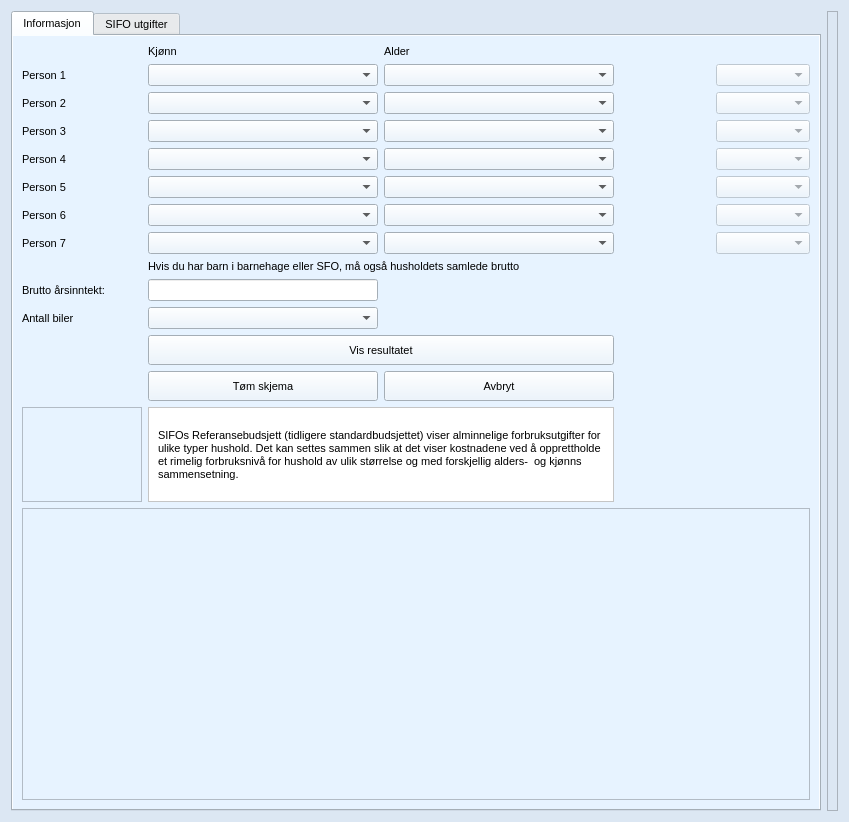
Old version of the form source/ui/views/forms/sifo_form.ui in the repository seemir/stressa.
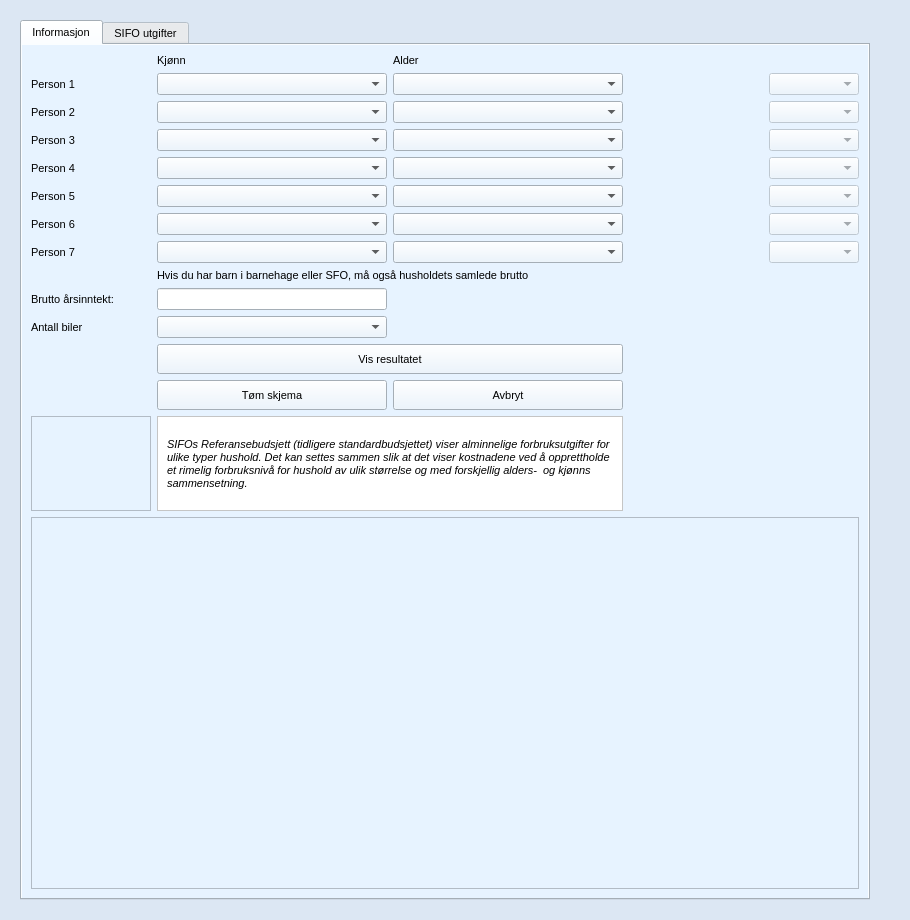
New version of the form. Icons and pictures are not drawn.

What changed in the file:
```diff
--- a/source/ui/views/forms/sifo_form.ui
+++ b/source/ui/views/forms/sifo_form.ui
@@ -6,8 +6,8 @@
    <rect>
     <x>0</x>
     <y>0</y>
-    <width>849</width>
-    <height>822</height>
+    <width>910</width>
+    <height>920</height>
    </rect>
   </property>
   <property name="sizePolicy">
@@ -18,8 +18,8 @@
   </property>
   <property name="minimumSize">
    <size>
-    <width>0</width>
-    <height>0</height>
+    <width>910</width>
+    <height>920</height>
    </size>
   </property>
   <property name="maximumSize">
@@ -457,6 +457,30 @@
   </property>
   <layout class="QGridLayout" name="gridLayout">
    <item row="0" column="0">
+    <widget class="QScrollArea" name="scroll_area_sifo">
+     <property name="sizePolicy">
+      <sizepolicy hsizetype="Preferred" vsizetype="Preferred">
+       <horstretch>0</horstretch>
+       <verstretch>0</verstretch>
+      </sizepolicy>
+     </property>
+     <property name="frameShape">
+      <enum>QFrame::NoFrame</enum>
+     </property>
+     <property name="widgetResizable">
+      <bool>true</bool>
+     </property>
+     <widget class="QWidget" name="scroll_area_widget_contents_sifo">
+      <property name="geometry">
+       <rect>
+        <x>0</x>
+        <y>0</y>
+        <width>898</width>
+        <height>908</height>
+       </rect>
+      </property>
+      <layout class="QGridLayout" name="gridLayout_6">
+       <item row="0" column="0" alignment="Qt::AlignLeft">
     <widget class="QTabWidget" name="tab_widget_sifo">
      <property name="sizePolicy">
       <sizepolicy hsizetype="Fixed" vsizetype="Preferred">
@@ -466,8 +490,8 @@
      </property>
      <property name="minimumSize">
       <size>
-       <width>810</width>
-       <height>800</height>
+           <width>850</width>
+           <height>0</height>
       </size>
      </property>
      <property name="maximumSize">
@@ -1441,7 +1465,7 @@
              <font>
               <family>Segoe UI</family>
               <pointsize>8</pointsize>
-              <italic>false</italic>
+                  <italic>true</italic>
              </font>
             </property>
             <property name="text">
@@ -2367,7 +2391,7 @@
           <bool>false</bool>
          </property>
          <property name="sizePolicy">
-          <sizepolicy hsizetype="Expanding" vsizetype="Fixed">
+              <sizepolicy hsizetype="Fixed" vsizetype="Fixed">
            <horstretch>0</horstretch>
            <verstretch>0</verstretch>
           </sizepolicy>
@@ -2446,11 +2470,20 @@
           <bool>false</bool>
          </property>
          <property name="sizePolicy">
-          <sizepolicy hsizetype="Expanding" vsizetype="Fixed">
+              <sizepolicy hsizetype="Fixed" vsizetype="Fixed">
            <horstretch>0</horstretch>
            <verstretch>0</verstretch>
           </sizepolicy>
          </property>
+             <property name="minimumSize">
+              <size>
+               <width>90</width>
+               <height>0</height>
+              </size>
+             </property>
+             <property name="focusPolicy">
+              <enum>Qt::StrongFocus</enum>
+             </property>
         </widget>
        </item>
        <item row="3" column="4">
@@ -2459,11 +2492,20 @@
           <bool>false</bool>
          </property>
          <property name="sizePolicy">
-          <sizepolicy hsizetype="Expanding" vsizetype="Fixed">
+              <sizepolicy hsizetype="Fixed" vsizetype="Fixed">
            <horstretch>0</horstretch>
            <verstretch>0</verstretch>
           </sizepolicy>
          </property>
+             <property name="minimumSize">
+              <size>
+               <width>90</width>
+               <height>0</height>
+              </size>
+             </property>
+             <property name="focusPolicy">
+              <enum>Qt::StrongFocus</enum>
+             </property>
         </widget>
        </item>
        <item row="4" column="4">
@@ -2472,11 +2514,20 @@
           <bool>false</bool>
          </property>
          <property name="sizePolicy">
-          <sizepolicy hsizetype="Expanding" vsizetype="Fixed">
+              <sizepolicy hsizetype="Fixed" vsizetype="Fixed">
            <horstretch>0</horstretch>
            <verstretch>0</verstretch>
           </sizepolicy>
          </property>
+             <property name="minimumSize">
+              <size>
+               <width>90</width>
+               <height>0</height>
+              </size>
+             </property>
+             <property name="focusPolicy">
+              <enum>Qt::StrongFocus</enum>
+             </property>
         </widget>
        </item>
        <item row="5" column="4">
@@ -2485,11 +2536,20 @@
           <bool>false</bool>
          </property>
          <property name="sizePolicy">
-          <sizepolicy hsizetype="Expanding" vsizetype="Fixed">
+              <sizepolicy hsizetype="Fixed" vsizetype="Fixed">
            <horstretch>0</horstretch>
            <verstretch>0</verstretch>
           </sizepolicy>
          </property>
+             <property name="minimumSize">
+              <size>
+               <width>90</width>
+               <height>0</height>
+              </size>
+             </property>
+             <property name="focusPolicy">
+              <enum>Qt::StrongFocus</enum>
+             </property>
         </widget>
        </item>
        <item row="6" column="4">
@@ -2498,11 +2558,20 @@
           <bool>false</bool>
          </property>
          <property name="sizePolicy">
-          <sizepolicy hsizetype="Expanding" vsizetype="Fixed">
+              <sizepolicy hsizetype="Fixed" vsizetype="Fixed">
            <horstretch>0</horstretch>
            <verstretch>0</verstretch>
           </sizepolicy>
          </property>
+             <property name="minimumSize">
+              <size>
+               <width>90</width>
+               <height>0</height>
+              </size>
+             </property>
+             <property name="focusPolicy">
+              <enum>Qt::StrongFocus</enum>
+             </property>
         </widget>
        </item>
        <item row="7" column="4">
@@ -2511,11 +2580,20 @@
           <bool>false</bool>
          </property>
          <property name="sizePolicy">
-          <sizepolicy hsizetype="Expanding" vsizetype="Fixed">
+              <sizepolicy hsizetype="Fixed" vsizetype="Fixed">
            <horstretch>0</horstretch>
            <verstretch>0</verstretch>
           </sizepolicy>
          </property>
+             <property name="minimumSize">
+              <size>
+               <width>90</width>
+               <height>0</height>
+              </size>
+             </property>
+             <property name="focusPolicy">
+              <enum>Qt::StrongFocus</enum>
+             </property>
         </widget>
        </item>
        <item row="15" column="0" colspan="5">
@@ -3403,14 +3481,8 @@
      </widget>
     </widget>
    </item>
-   <item row="0" column="1">
-    <widget class="QFrame" name="frame_whitespace_sifo_2">
-     <property name="frameShape">
-      <enum>QFrame::StyledPanel</enum>
-     </property>
-     <property name="frameShadow">
-      <enum>QFrame::Raised</enum>
-     </property>
+      </layout>
+     </widget>
     </widget>
    </item>
   </layout>
```
Left out of the diff: 53 changed lines with no effect on the pictures. Lines whose indentation alone changed are shown as unchanged.
